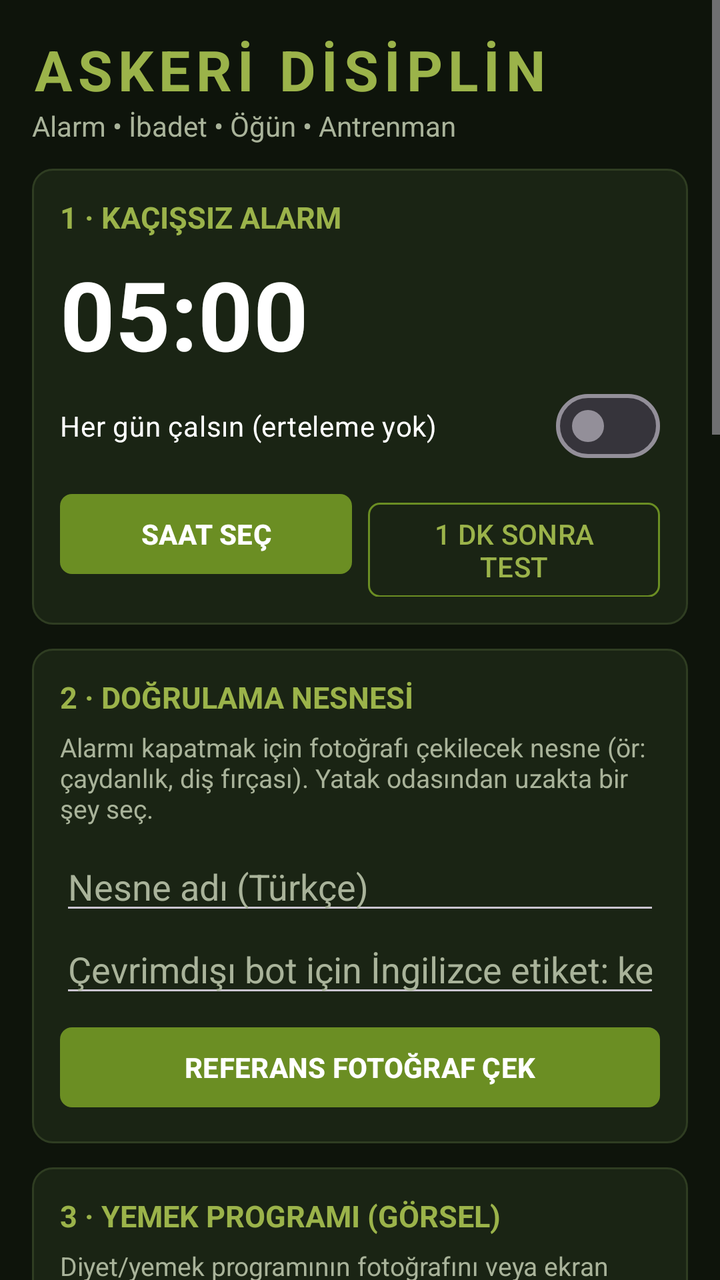
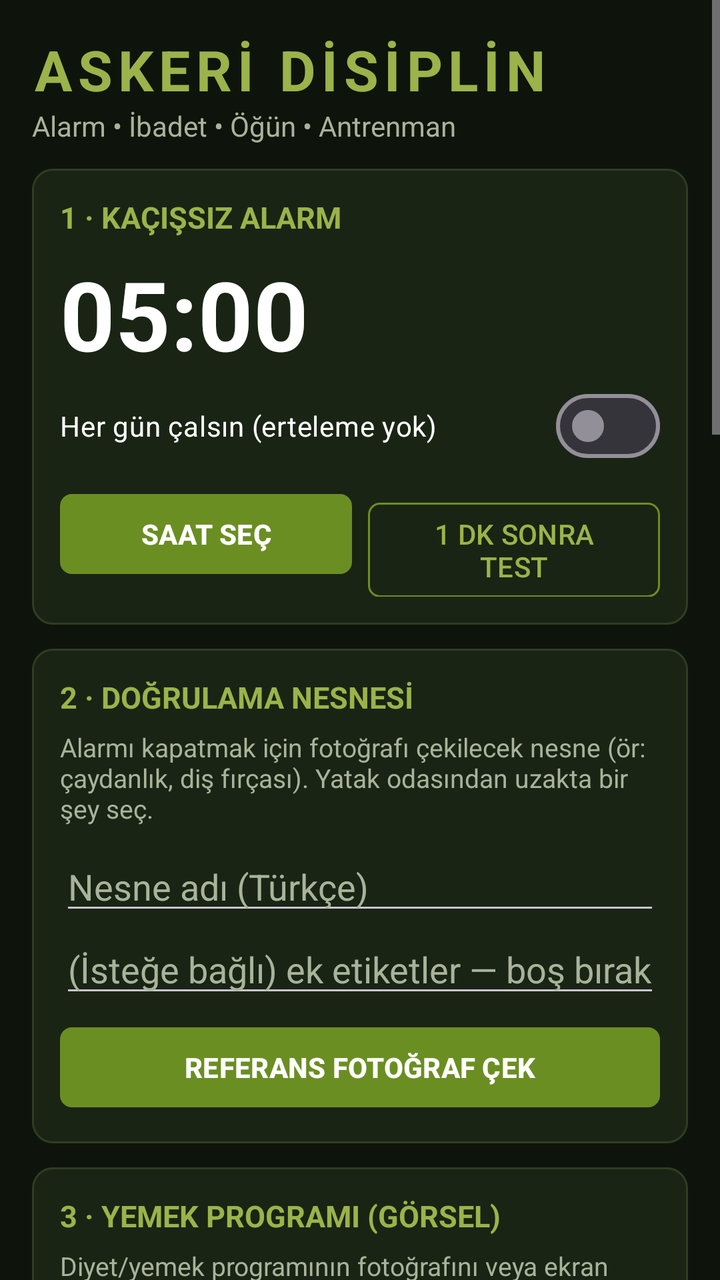

Before-and-after screenshots of an Android layout around one commit, followed by the original layout XML and the change that was made.
<!-- AndroidManifest.xml: application theme Theme.AskeriDisiplin -->
<!-- res/layout/activity_main.xml -->
<?xml version="1.0" encoding="utf-8"?>
<ScrollView xmlns:android="http://schemas.android.com/apk/res/android"
    android:layout_width="match_parent"
    android:layout_height="match_parent"
    android:background="@color/bg_dark"
    android:fitsSystemWindows="true">

    <LinearLayout
        android:layout_width="match_parent"
        android:layout_height="wrap_content"
        android:orientation="vertical"
        android:padding="16dp">

        <TextView
            android:layout_width="match_parent"
            android:layout_height="wrap_content"
            android:text="ASKERİ DİSİPLİN"
            android:textColor="@color/olive_light"
            android:textSize="28sp"
            android:textStyle="bold"
            android:letterSpacing="0.1" />

        <TextView
            android:layout_width="match_parent"
            android:layout_height="wrap_content"
            android:layout_marginBottom="12dp"
            android:text="Alarm • İbadet • Öğün • Antrenman"
            android:textColor="@color/text_dim" />

        
        <LinearLayout style="@style/Card">
            <TextView style="@style/CardTitle" android:text="1 · KAÇIŞSIZ ALARM" />
            <TextView
                android:id="@+id/tvAlarmTime"
                android:layout_width="wrap_content"
                android:layout_height="wrap_content"
                android:text="05:00"
                android:textColor="@color/white"
                android:textSize="48sp"
                android:textStyle="bold" />
            <com.google.android.material.materialswitch.MaterialSwitch
                android:id="@+id/swAlarm"
                android:layout_width="match_parent"
                android:layout_height="wrap_content"
                android:text="Her gün çalsın (erteleme yok)"
                android:textColor="@color/white" />
            <LinearLayout
                android:layout_width="match_parent"
                android:layout_height="wrap_content"
                android:orientation="horizontal">
                <Button
                    android:id="@+id/btnPickAlarm"
                    style="@style/Btn"
                    android:layout_width="0dp"
                    android:layout_weight="1"
                    android:text="SAAT SEÇ" />
                <Button
                    android:id="@+id/btnTestAlarm"
                    style="@style/BtnOutline"
                    android:layout_width="0dp"
                    android:layout_marginStart="8dp"
                    android:layout_weight="1"
                    android:text="1 DK SONRA TEST" />
            </LinearLayout>
        </LinearLayout>

        
        <LinearLayout style="@style/Card">
            <TextView style="@style/CardTitle" android:text="2 · DOĞRULAMA NESNESİ" />
            <TextView
                style="@style/Hint"
                android:text="Alarmı kapatmak için fotoğrafı çekilecek nesne (ör: çaydanlık, diş fırçası). Yatak odasından uzakta bir şey seç." />
            <EditText
                android:id="@+id/etTargetObject"
                style="@style/Input"
                android:hint="Nesne adı (Türkçe)" />
            <EditText
                android:id="@+id/etTargetLabels"
                style="@style/Input"
                android:hint="Çevrimdışı bot için İngilizce etiket: kettle, teapot" />
            <Button
                android:id="@+id/btnRefPhoto"
                style="@style/Btn"
                android:layout_width="match_parent"
                android:text="REFERANS FOTOĞRAF ÇEK" />
            <ImageView
                android:id="@+id/ivReference"
                android:layout_width="match_parent"
                android:layout_height="180dp"
                android:layout_marginTop="8dp"
                android:scaleType="centerCrop"
                android:contentDescription="Referans fotoğraf"
                android:visibility="gone" />
        </LinearLayout>

        
        <LinearLayout style="@style/Card">
            <TextView style="@style/CardTitle" android:text="3 · YEMEK PROGRAMI (GÖRSEL)" />
            <TextView
                style="@style/Hint"
                android:text="Diyet/yemek programının fotoğrafını veya ekran görüntüsünü yükle. Her sabah bugünün öğünü okunur ve adım adım tarif verilir." />
            <LinearLayout
                android:layout_width="match_parent"
                android:layout_height="wrap_content"
                android:orientation="horizontal">
                <Button
                    android:id="@+id/btnMealPlan"
                    style="@style/Btn"
                    android:layout_width="0dp"
                    android:layout_weight="1"
                    android:text="GÖRSEL SEÇ" />
                <Button
                    android:id="@+id/btnPreviewRecipe"
                    style="@style/BtnOutline"
                    android:layout_width="0dp"
                    android:layout_marginStart="8dp"
                    android:layout_weight="1"
                    android:text="BUGÜNÜN TARİFİ" />
            </LinearLayout>
            <ImageView
                android:id="@+id/ivMealPlan"
                android:layout_width="match_parent"
                android:layout_height="wrap_content"
                android:layout_marginTop="8dp"
                android:adjustViewBounds="true"
                android:maxHeight="320dp"
                android:contentDescription="Yemek programı"
                android:visibility="gone" />
            <TextView
                android:id="@+id/tvRecipePreview"
                android:layout_width="match_parent"
                android:layout_height="wrap_content"
                android:layout_marginTop="8dp"
                android:textColor="@color/white"
                android:textIsSelectable="true" />
        </LinearLayout>

        
        <LinearLayout style="@style/Card">
            <TextView style="@style/CardTitle" android:text="4 · ODAK VE ANTRENMAN KİLİDİ" />
            <TextView
                style="@style/Hint"
                android:text="Bu saatte (ibadet ve öğün bittiyse) 15 dk karın seti tam ekran kilit olarak açılır. Çıkış: 2 dk basılı tutulan acil buton." />
            <TextView
                android:id="@+id/tvWorkoutTime"
                android:layout_width="wrap_content"
                android:layout_height="wrap_content"
                android:text="07:00"
                android:textColor="@color/white"
                android:textSize="36sp"
                android:textStyle="bold" />
            <com.google.android.material.materialswitch.MaterialSwitch
                android:id="@+id/swWorkout"
                android:layout_width="match_parent"
                android:layout_height="wrap_content"
                android:text="Antrenman kilidi aktif"
                android:textColor="@color/white" />
            <LinearLayout
                android:layout_width="match_parent"
                android:layout_height="wrap_content"
                android:orientation="horizontal">
                <Button
                    android:id="@+id/btnPickWorkout"
                    style="@style/Btn"
                    android:layout_width="0dp"
                    android:layout_weight="1"
                    android:text="SAAT SEÇ" />
                <Button
                    android:id="@+id/btnTestWorkout"
                    style="@style/BtnOutline"
                    android:layout_width="0dp"
                    android:layout_marginStart="8dp"
                    android:layout_weight="1"
                    android:text="ŞİMDİ BAŞLAT" />
            </LinearLayout>
        </LinearLayout>

        
        <LinearLayout style="@style/Card">
            <TextView style="@style/CardTitle" android:text="5 · GOOGLE GEMINI (ÜCRETSİZ)" />
            <TextView
                style="@style/Hint"
                android:text="aistudio.google.com/apikey adresinden ücretsiz anahtar al. Uygulama erişebildiğin tüm ücretsiz modelleri bulur; günlük hakkı en uzun olandan başlar, biri dolunca sıradakine geçer. Hepsi dolarsa çevrimdışı bot devreye girer." />
            <EditText
                android:id="@+id/etApiKey"
                style="@style/Input"
                android:hint="Gemini API anahtarı"
                android:inputType="textPassword" />
            <EditText
                android:id="@+id/etModels"
                style="@style/Input"
                android:hint="(İsteğe bağlı) kendi model sıran, virgülle" />
            <Button
                android:id="@+id/btnTestModels"
                style="@style/BtnOutline"
                android:layout_width="match_parent"
                android:text="MODEL SIRASINI GÖSTER" />
            <TextView
                android:id="@+id/tvModelStatus"
                android:layout_width="match_parent"
                android:layout_height="wrap_content"
                android:layout_marginTop="6dp"
                android:fontFamily="monospace"
                android:textColor="@color/text_dim"
                android:textSize="12sp" />
        </LinearLayout>

        
        <LinearLayout style="@style/Card">
            <TextView style="@style/CardTitle" android:text="6 · İZİNLER (HEPSİ ✔ OLMALI)" />
            <TextView
                android:id="@+id/tvPermStatus"
                android:layout_width="match_parent"
                android:layout_height="wrap_content"
                android:layout_marginBottom="8dp"
                android:textColor="@color/white" />
            <Button android:id="@+id/btnPermBasic" style="@style/BtnOutline" android:layout_width="match_parent" android:text="KAMERA + BİLDİRİM" />
            <Button android:id="@+id/btnPermOverlay" style="@style/BtnOutline" android:layout_width="match_parent" android:text="ÜSTTE GÖSTERME (OVERLAY)" />
            <Button android:id="@+id/btnPermExact" style="@style/BtnOutline" android:layout_width="match_parent" android:text="TAM ZAMANLI ALARM" />
            <Button android:id="@+id/btnPermFullScreen" style="@style/BtnOutline" android:layout_width="match_parent" android:text="TAM EKRAN BİLDİRİM" />
            <Button android:id="@+id/btnPermBattery" style="@style/BtnOutline" android:layout_width="match_parent" android:text="PİL OPTİMİZASYONUNU KAPAT" />
        </LinearLayout>

        <Button
            android:id="@+id/btnSave"
            style="@style/Btn"
            android:layout_width="match_parent"
            android:layout_height="64dp"
            android:layout_marginTop="8dp"
            android:text="KAYDET VE KUR"
            android:textSize="18sp" />

        <Button
            android:id="@+id/btnRoutine"
            style="@style/BtnOutline"
            android:layout_width="match_parent"
            android:text="SABAH RUTİNİNİ AÇ / DEVAM ET" />
    </LinearLayout>
</ScrollView>
<!-- resources referenced by this layout -->
<resources>
  <color name="bg_dark">#0E140B</color>
  <color name="olive_light">#9BB34A</color>
  <color name="text_dim">#A9B39A</color>
  <color name="white">#FFFFFF</color>
  <style name="Btn" parent="Widget.Material3.Button">
          <item name="android:layout_height">wrap_content</item>
          <item name="android:layout_marginTop">6dp</item>
          <item name="backgroundTint">@color/olive</item>
          <item name="android:textColor">@color/white</item>
          <item name="android:textStyle">bold</item>
          <item name="cornerRadius">6dp</item>
      </style>
  <style name="BtnOutline" parent="Widget.Material3.Button.OutlinedButton">
          <item name="android:layout_height">wrap_content</item>
          <item name="android:layout_marginTop">6dp</item>
          <item name="android:textColor">@color/olive_light</item>
          <item name="strokeColor">@color/olive</item>
          <item name="cornerRadius">6dp</item>
      </style>
  <style name="Card">
          <item name="android:layout_width">match_parent</item>
          <item name="android:layout_height">wrap_content</item>
          <item name="android:orientation">vertical</item>
          <item name="android:padding">14dp</item>
          <item name="android:layout_marginBottom">12dp</item>
          <item name="android:background">@drawable/bg_card</item>
      </style>
  <style name="CardTitle">
          <item name="android:layout_width">match_parent</item>
          <item name="android:layout_height">wrap_content</item>
          <item name="android:layout_marginBottom">6dp</item>
          <item name="android:textColor">@color/olive_light</item>
          <item name="android:textSize">15sp</item>
          <item name="android:textStyle">bold</item>
      </style>
  <style name="Hint">
          <item name="android:layout_width">match_parent</item>
          <item name="android:layout_height">wrap_content</item>
          <item name="android:layout_marginBottom">8dp</item>
          <item name="android:textColor">@color/text_dim</item>
          <item name="android:textSize">13sp</item>
      </style>
  <style name="Input">
          <item name="android:layout_width">match_parent</item>
          <item name="android:layout_height">wrap_content</item>
          <item name="android:textColor">@color/white</item>
          <item name="android:textColorHint">@color/text_dim</item>
          <item name="android:inputType">text</item>
          <item name="android:importantForAutofill">no</item>
      </style>
  <style name="Theme.AskeriDisiplin" parent="Theme.Material3.Dark.NoActionBar">
          <item name="colorPrimary">@color/olive</item>
          <item name="colorOnPrimary">@color/white</item>
          <item name="colorSecondary">@color/olive_light</item>
          <item name="colorSurface">@color/card</item>
          <item name="android:colorBackground">@color/bg_dark</item>
          <item name="android:windowBackground">@color/bg_dark</item>
          <item name="android:statusBarColor">@color/bg_dark</item>
          <item name="android:navigationBarColor">@color/bg_dark</item>
      </style>
  <color name="olive">#6B8E23</color>
  <!-- drawable bg_card (drawable) -->
  <?xml version="1.0" encoding="utf-8"?>
  <shape xmlns:android="http://schemas.android.com/apk/res/android" android:shape="rectangle">
      <solid android:color="@color/card" />
      <stroke android:width="1dp" android:color="@color/card_stroke" />
      <corners android:radius="10dp" />
  </shape>
  <color name="card">#1A2414</color>
  <color name="card_stroke">#2F3D22</color>
</resources>

<!-- the commit's change to res/layout/activity_main.xml (unified diff, before → after) -->
@@ -77,7 +77,7 @@
             <EditText
                 android:id="@+id/etTargetLabels"
                 style="@style/Input"
-                android:hint="Çevrimdışı bot için İngilizce etiket: kettle, teapot" />
+                android:hint="(İsteğe bağlı) ek etiketler — boş bırakabilirsin" />
             <Button
                 android:id="@+id/btnRefPhoto"
                 style="@style/Btn"
